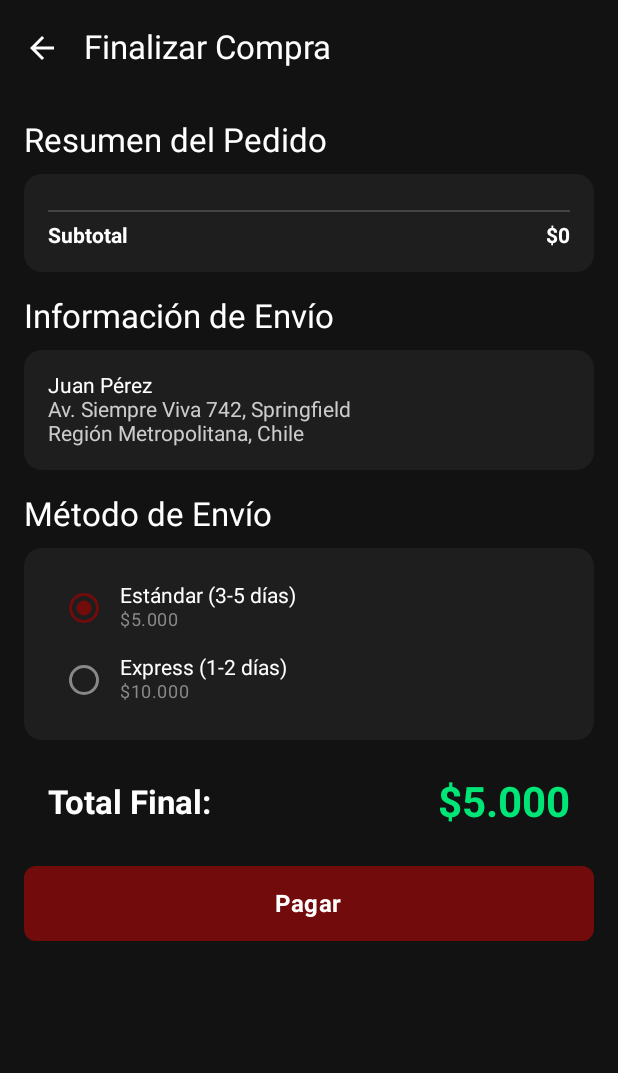
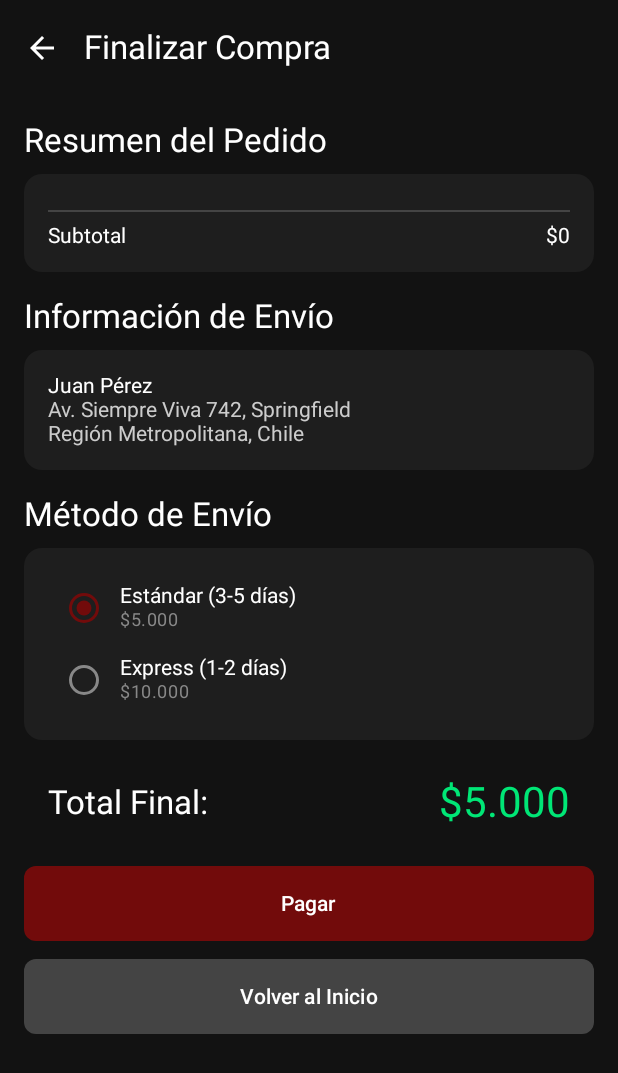
Before and after one commit to iShadowFox23/MagicEastMobile, an Android app built with Jetpack Compose: the CheckoutScreen screen opened through its navigation route, on a phone screen of 412 x 824 dp. Shown: the top 1073 px of the screen. Run offline under Robolectric (Android 15) with nearby library versions, the phone set to English and light mode, and no system bars; pictures from the network do not load.

Commit message:
Proyecto terminado?

```diff
--- a/app/src/main/java/com/example/magiceast/network/RetrofitInstance.kt
+++ b/app/src/main/java/com/example/magiceast/network/RetrofitInstance.kt
@@ -2,6 +2,7 @@ package com.example.magiceast.network
 
 import retrofit2.Retrofit
 import retrofit2.converter.gson.GsonConverterFactory
+import retrofit2.converter.scalars.ScalarsConverterFactory
 
 object RetrofitInstance {
 
@@ -10,6 +11,7 @@ object RetrofitInstance {
     val api: ApiService by lazy {
         Retrofit.Builder()
             .baseUrl(BASE_URL)
+            .addConverterFactory(ScalarsConverterFactory.create())
             .addConverterFactory(GsonConverterFactory.create())
             .build()
             .create(ApiService::class.java)
--- a/app/src/main/java/com/example/magiceast/screen/CheckOutScreen.kt
+++ b/app/src/main/java/com/example/magiceast/screen/CheckOutScreen.kt
@@ -1,24 +1,20 @@
-
 package com.example.magiceast.screen
 
-import androidx.compose.foundation.background
 import androidx.compose.foundation.layout.*
 import androidx.compose.foundation.lazy.LazyColumn
-import androidx.compose.foundation.lazy.items
 import androidx.compose.foundation.shape.RoundedCornerShape
+import androidx.compose.material.icons.Icons
+import androidx.compose.material.icons.filled.ArrowBack
 import androidx.compose.material3.*
 import androidx.compose.runtime.*
 import androidx.compose.ui.Alignment
 import androidx.compose.ui.Modifier
 import androidx.compose.ui.graphics.Color
-import androidx.compose.ui.text.font.FontWeight
 import androidx.compose.ui.unit.dp
 import androidx.navigation.NavController
 import com.example.magiceast.viewmodel.CarritoViewModel
 import java.text.NumberFormat
 import java.util.Locale
-import androidx.compose.material.icons.filled.ArrowBack
-import androidx.compose.material.icons.Icons
 
 @OptIn(ExperimentalMaterial3Api::class)
 @Composable
@@ -29,17 +25,12 @@ fun CheckoutScreen(
 ) {
     val carrito by carritoViewModel.carrito.collectAsState()
     val total = carrito.sumOf { it.producto.precio * it.cantidad }
-
     val opcionesEnvio = listOf("Estándar (3-5 días)" to 5000, "Express (1-2 días)" to 10000)
     var envioSeleccionado by remember { mutableStateOf(opcionesEnvio[0]) }
-
     val totalConEnvio = total + envioSeleccionado.second
-
-
     var loading by remember { mutableStateOf(false) }
     var mensajeError by remember { mutableStateOf<String?>(null) }
     var compraExitosa by remember { mutableStateOf(false) }
-
 
     if (compraExitosa) {
         AlertDialog(
@@ -48,7 +39,9 @@ fun CheckoutScreen(
                 TextButton(onClick = {
                     compraExitosa = false
                     onPurchaseComplete(true)
-                    navController.popBackStack()  // regresa al home o carrito
+                    navController.navigate("main") {
+                        popUpTo("main") { inclusive = false }
+                    }
                 }) {
                     Text("Aceptar")
                 }
@@ -57,7 +50,6 @@ fun CheckoutScreen(
             text = { Text("Tu compra ha sido procesada con éxito.") }
         )
     }
-
 
     mensajeError?.let { error ->
         AlertDialog(
@@ -97,7 +89,8 @@ fun CheckoutScreen(
         ) {
 
             item {
-                Text("Resumen del Pedido",
+                Text(
+                    "Resumen del Pedido",
                     style = MaterialTheme.typography.titleLarge,
                     color = Color.White,
                     modifier = Modifier.padding(bottom = 8.dp)
@@ -125,17 +118,17 @@ fun CheckoutScreen(
                             modifier = Modifier.fillMaxWidth(),
                             horizontalArrangement = Arrangement.SpaceBetween
                         ) {
-                            Text("Subtotal", color = Color.White, fontWeight = FontWeight.Bold)
-                            Text("$${formatPrice(total)}", color = Color.White, fontWeight = FontWeight.Bold)
+                            Text("Subtotal", color = Color.White)
+                            Text("$${formatPrice(total)}", color = Color.White)
                         }
                     }
                 }
             }
 
-
             item {
                 Spacer(modifier = Modifier.height(16.dp))
-                Text("Información de Envío",
+                Text(
+                    "Información de Envío",
                     style = MaterialTheme.typography.titleLarge,
                     color = Color.White,
                     modifier = Modifier.padding(bottom = 8.dp)
@@ -153,10 +146,10 @@ fun CheckoutScreen(
                 }
             }
 
-
             item {
                 Spacer(modifier = Modifier.height(16.dp))
-                Text("Método de Envío",
+                Text(
+                    "Método de Envío",
                     style = MaterialTheme.typography.titleLarge,
                     color = Color.White,
                     modifier = Modifier.padding(bottom = 8.dp)
@@ -182,7 +175,8 @@ fun CheckoutScreen(
                                 )
                                 Column {
                                     Text(opcion.first, color = Color.White)
-                                    Text("$${formatPrice(opcion.second)}",
+                                    Text(
+                                        "$${formatPrice(opcion.second)}",
                                         color = Color.Gray,
                                         style = MaterialTheme.typography.bodySmall
                                     )
@@ -192,7 +186,6 @@ fun CheckoutScreen(
                     }
                 }
             }
-
 
             item {
                 Spacer(modifier = Modifier.height(24.dp))
@@ -206,25 +199,21 @@ fun CheckoutScreen(
                     Text(
                         "Total Final:",
                         style = MaterialTheme.typography.titleLarge,
-                        color = Color.White,
-                        fontWeight = FontWeight.Bold
+                        color = Color.White
                     )
                     Text(
                         "$${formatPrice(totalConEnvio)}",
                         style = MaterialTheme.typography.headlineMedium,
-                        color = Color(0xFF00E676),
-                        fontWeight = FontWeight.Bold
+                        color = Color(0xFF00E676)
                     )
                 }
                 Spacer(modifier = Modifier.height(24.dp))
             }
 
-
             item {
                 Button(
                     onClick = {
                         if (envioSeleccionado.first == "Estándar (3-5 días)") {
-
                             loading = true
                             carritoViewModel.confirmarCompra(
                                 onSuccess = {
@@ -238,7 +227,6 @@ fun CheckoutScreen(
                                 }
                             )
                         } else {
-
                             mensajeError = "Error al procesar el envío express."
                             onPurchaseComplete(false)
                         }
@@ -252,13 +240,25 @@ fun CheckoutScreen(
                     if (loading) {
                         CircularProgressIndicator(color = Color.White)
                     } else {
-                        Text(
-                            "Pagar",
-                            color = Color.White,
-                            fontWeight = FontWeight.Bold,
-                            style = MaterialTheme.typography.titleMedium
-                        )
+                        Text("Pagar", color = Color.White)
                     }
+                }
+
+                Spacer(modifier = Modifier.height(12.dp))
+
+                Button(
+                    onClick = {
+                        navController.navigate("main") {
+                            popUpTo("main") { inclusive = false }
+                        }
+                    },
+                    modifier = Modifier
+                        .fillMaxWidth()
+                        .height(50.dp),
+                    colors = ButtonDefaults.buttonColors(containerColor = Color.DarkGray),
+                    shape = RoundedCornerShape(8.dp)
+                ) {
+                    Text("Volver al Inicio", color = Color.White)
                 }
             }
         }
```
Also changed, not shown: app/build.gradle.kts (+4 -14 lines).
